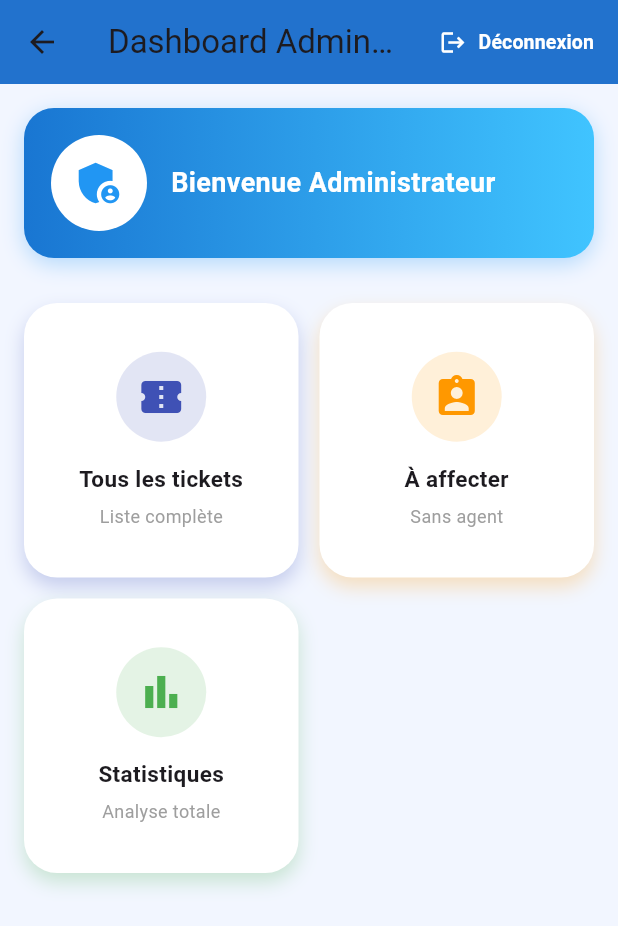
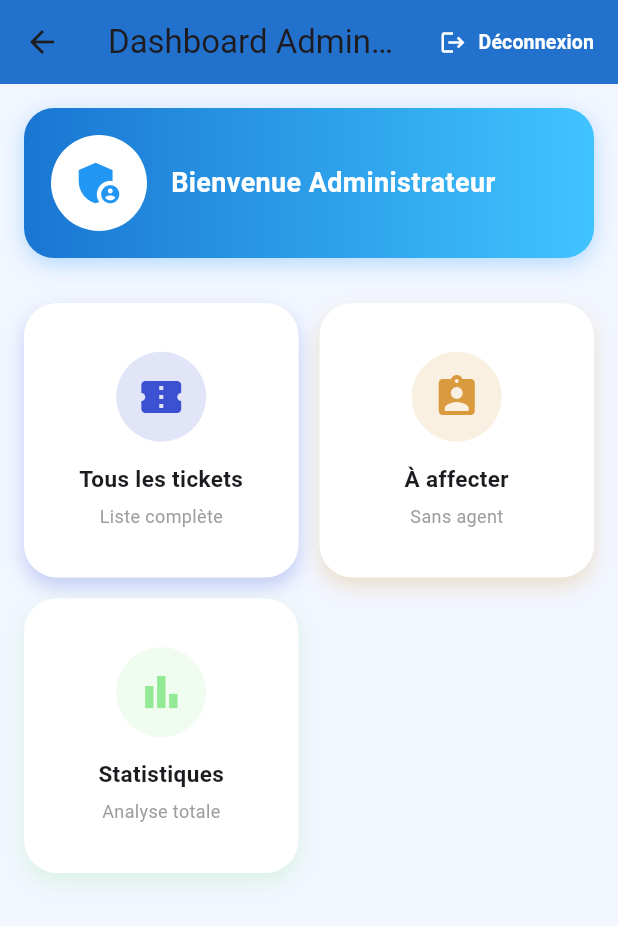
Before and after one commit to ayacherif624-cpu/application_mobile-support_client, a Flutter app: the AdminDashboard screen opened by its route, on a phone screen of 412 x 824 dp. Shown: the top 926 px of the screen. Run offline on Flutter 3.47's test engine with Material 3 defaults, Android fonts, the phone set to English and light mode, and no system bars; our stand-ins replace cloud_firestore, file_picker, firebase_auth, firebase_core, firebase_messaging, firebase_storage and 3 more; missing offline and left inert: flutter_firebase; accounts and stored records are empty; statements that could not run were skipped.

Commit message:
Modification des couleurs du graphique pour un style plus moderne

```diff
--- a/lib/views/admin_dashboard_view.dart
+++ b/lib/views/admin_dashboard_view.dart
@@ -122,7 +122,7 @@ class AdminDashboard extends StatelessWidget {
                   icon: Icons.confirmation_number,
                   title: "Tous les tickets",
                   subtitle: "Liste complète",
-                  color: Colors.indigo,
+                  color: const Color.fromARGB(255, 59, 81, 209),
                   onTap: () {
                     Navigator.pushNamed(context, '/support-admin-tickets');
                   },
@@ -131,7 +131,7 @@ class AdminDashboard extends StatelessWidget {
                   icon: Icons.assignment_ind,
                   title: "À affecter",
                   subtitle: "Sans agent",
-                  color: Colors.orange,
+                  color: const Color.fromARGB(255, 218, 155, 62),
                   onTap: () {
                     Navigator.pushNamed(context, '/tickets-a-affecter');
                   },
@@ -140,7 +140,7 @@ class AdminDashboard extends StatelessWidget {
                   icon: Icons.bar_chart,
                   title: "Statistiques",
                   subtitle: "Analyse totale",
-                  color: Colors.green,
+                  color: const Color.fromARGB(255, 147, 234, 150),
                   onTap: () {
                     Navigator.pushNamed(context, '/admin-stats');
                   },
```
